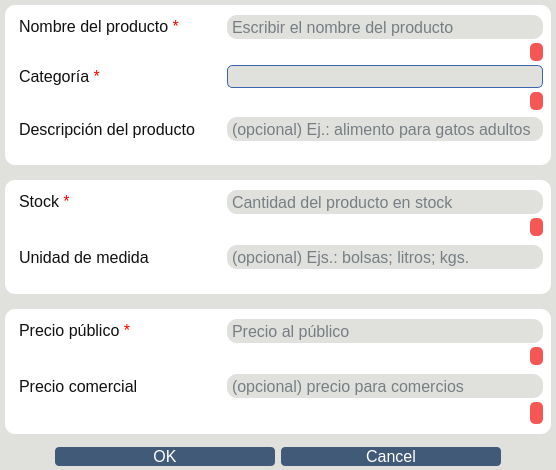
Old version of the form ui/productDialog.ui in the repository Bruno-Heit/programa-forrajeria.
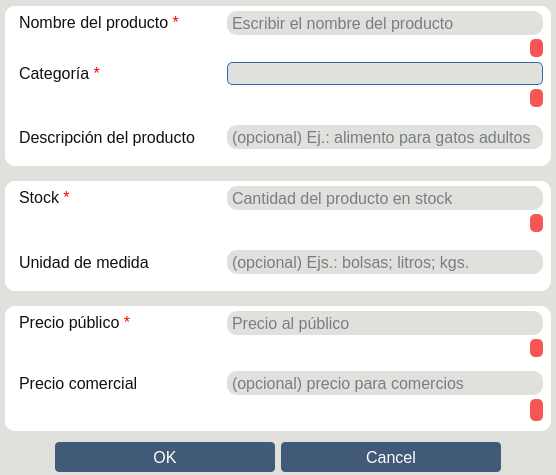
New version of the form.

Commit message: SLIGHTLY CHANGED design of ProductDialog

What changed in the file:
```diff
--- a/ui/productDialog.ui
+++ b/ui/productDialog.ui
@@ -7,7 +7,7 @@
     <x>0</x>
     <y>0</y>
     <width>556</width>
-    <height>470</height>
+    <height>475</height>
    </rect>
   </property>
   <property name="sizePolicy">
@@ -19,13 +19,13 @@
   <property name="minimumSize">
    <size>
     <width>556</width>
-    <height>470</height>
+    <height>475</height>
    </size>
   </property>
   <property name="maximumSize">
    <size>
     <width>556</width>
-    <height>470</height>
+    <height>575</height>
    </size>
   </property>
   <property name="windowTitle">
@@ -60,17 +60,11 @@
 #frame_middle,
 #frame_lower {
 	background-color: #fff;
-	padding: 5px 3px;
+	padding: 0px 3px;
 	border-radius: 10px;
 }
 
 
-#frame_productDescription,
-#frame_measurementUnit {
-	margin-bottom: 10px;
-}
-
-
 /* labels */
 QLabel {
 	padding-right: 2px;
@@ -111,8 +105,10 @@
 	border: none;
 	border-radius: 4px;
 	width: 220px;
+	height: 30px;
 }
-QPushButton:hover {
+QPushButton:hover,
+QPushButton:focus {
 	background-color: #3b66ab;
 }
 QPushButton:pressed {
@@ -224,7 +220,7 @@
    <item>
     <widget class="QFrame" name="mainForm">
      <property name="sizePolicy">
-      <sizepolicy hsizetype="MinimumExpanding" vsizetype="MinimumExpanding">
+      <sizepolicy hsizetype="MinimumExpanding" vsizetype="Fixed">
        <horstretch>0</horstretch>
        <verstretch>0</verstretch>
       </sizepolicy>
@@ -232,7 +228,13 @@
      <property name="minimumSize">
       <size>
        <width>0</width>
-       <height>425</height>
+       <height>435</height>
+      </size>
+     </property>
+     <property name="maximumSize">
+      <size>
+       <width>16777215</width>
+       <height>435</height>
       </size>
      </property>
      <property name="frameShape">
@@ -260,7 +262,7 @@
       <item>
        <widget class="QFrame" name="frame_upper">
         <property name="sizePolicy">
-         <sizepolicy hsizetype="MinimumExpanding" vsizetype="MinimumExpanding">
+         <sizepolicy hsizetype="MinimumExpanding" vsizetype="Fixed">
           <horstretch>0</horstretch>
           <verstretch>0</verstretch>
          </sizepolicy>
@@ -271,6 +273,12 @@
           <height>160</height>
          </size>
         </property>
+        <property name="maximumSize">
+         <size>
+          <width>16777215</width>
+          <height>160</height>
+         </size>
+        </property>
         <property name="frameShape">
          <enum>QFrame::Shape::NoFrame</enum>
         </property>
@@ -625,7 +633,7 @@
       <item>
        <widget class="QFrame" name="frame_middle">
         <property name="sizePolicy">
-         <sizepolicy hsizetype="MinimumExpanding" vsizetype="MinimumExpanding">
+         <sizepolicy hsizetype="MinimumExpanding" vsizetype="Fixed">
           <horstretch>0</horstretch>
           <verstretch>0</verstretch>
          </sizepolicy>
@@ -636,6 +644,12 @@
           <height>110</height>
          </size>
         </property>
+        <property name="maximumSize">
+         <size>
+          <width>16777215</width>
+          <height>110</height>
+         </size>
+        </property>
         <property name="frameShape">
          <enum>QFrame::Shape::NoFrame</enum>
         </property>
@@ -888,7 +902,7 @@
       <item>
        <widget class="QFrame" name="frame_lower">
         <property name="sizePolicy">
-         <sizepolicy hsizetype="MinimumExpanding" vsizetype="MinimumExpanding">
+         <sizepolicy hsizetype="MinimumExpanding" vsizetype="Fixed">
           <horstretch>0</horstretch>
           <verstretch>0</verstretch>
          </sizepolicy>
@@ -899,6 +913,12 @@
           <height>125</height>
          </size>
         </property>
+        <property name="maximumSize">
+         <size>
+          <width>16777215</width>
+          <height>125</height>
+         </size>
+        </property>
         <property name="frameShape">
          <enum>QFrame::Shape::NoFrame</enum>
         </property>
@@ -1114,12 +1134,24 @@
             </item>
             <item row="1" column="0" colspan="2" alignment="Qt::AlignmentFlag::AlignRight|Qt::AlignmentFlag::AlignTop">
              <widget class="QLabel" name="label_comercialPriceWarning">
+              <property name="sizePolicy">
+               <sizepolicy hsizetype="Preferred" vsizetype="Preferred">
+                <horstretch>0</horstretch>
+                <verstretch>0</verstretch>
+               </sizepolicy>
+              </property>
               <property name="minimumSize">
                <size>
                 <width>0</width>
                 <height>18</height>
                </size>
               </property>
+              <property name="maximumSize">
+               <size>
+                <width>16777215</width>
+                <height>16777215</height>
+               </size>
+              </property>
               <property name="font">
                <font>
                 <family>Futura</family>
@@ -1165,13 +1197,13 @@
      <property name="minimumSize">
       <size>
        <width>556</width>
-       <height>26</height>
+       <height>30</height>
       </size>
      </property>
      <property name="maximumSize">
       <size>
        <width>556</width>
-       <height>26</height>
+       <height>30</height>
       </size>
      </property>
      <property name="orientation">
```
The commit also changes 2 other files.
